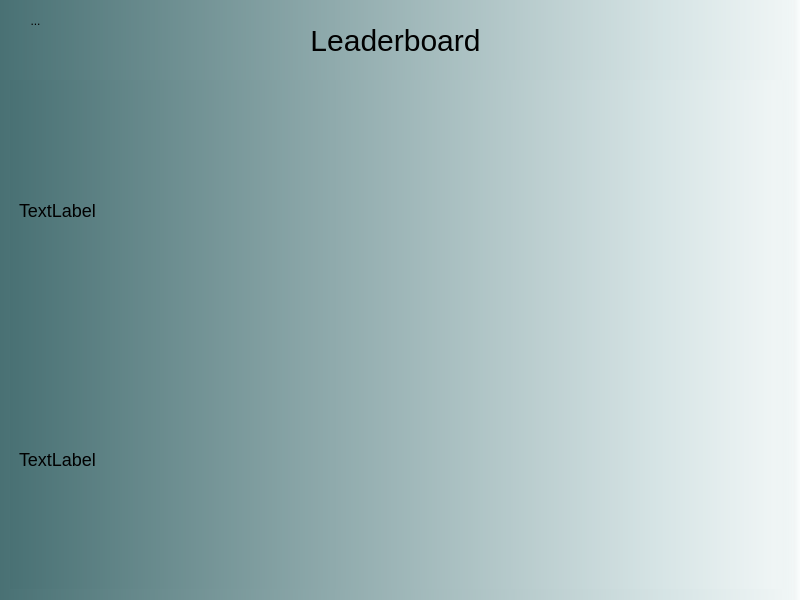
The window that launcher/ui/leaderboard.ui (domestic-animal/Domestic-Animal) describes before a commit, drawn with Qt 5.
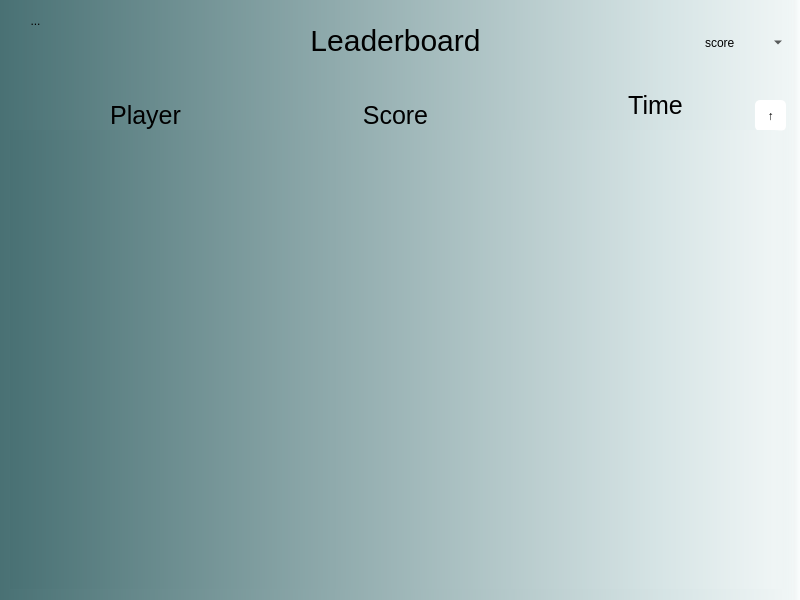
The same window after the commit.

Patch:
```diff
--- a/launcher/ui/leaderboard.ui
+++ b/launcher/ui/leaderboard.ui
@@ -45,9 +45,9 @@
     <property name="geometry">
      <rect>
       <x>9</x>
-      <y>79</y>
+      <y>129</y>
       <width>781</width>
-      <height>511</height>
+      <height>461</height>
      </rect>
     </property>
     <property name="styleSheet">
@@ -65,37 +65,10 @@
        <x>0</x>
        <y>0</y>
        <width>779</width>
-       <height>509</height>
+       <height>459</height>
       </rect>
      </property>
-     <layout class="QGridLayout" name="gridLayout">
-      <item row="1" column="0">
-       <widget class="QLabel" name="label_4">
-        <property name="minimumSize">
-         <size>
-          <width>0</width>
-          <height>200</height>
-         </size>
-        </property>
-        <property name="text">
-         <string>TextLabel</string>
-        </property>
-       </widget>
-      </item>
-      <item row="0" column="0">
-       <widget class="QLabel" name="label_2">
-        <property name="minimumSize">
-         <size>
-          <width>0</width>
-          <height>200</height>
-         </size>
-        </property>
-        <property name="text">
-         <string>TextLabel</string>
-        </property>
-       </widget>
-      </item>
-     </layout>
+     <layout class="QGridLayout" name="gridLayout"/>
     </widget>
    </widget>
    <widget class="QFrame" name="frame">
@@ -117,6 +90,10 @@
 }
 QToolButton{
 border-radius: 5px;
+}
+QComboBox{
+border : 0;
+background: transparent;
 }</string>
     </property>
     <property name="frameShape">
@@ -141,6 +118,110 @@
       <string>...</string>
      </property>
     </widget>
+    <widget class="QLabel" name="label_6">
+     <property name="geometry">
+      <rect>
+       <x>100</x>
+       <y>100</y>
+       <width>91</width>
+       <height>31</height>
+      </rect>
+     </property>
+     <property name="styleSheet">
+      <string notr="true">font-size:25px;</string>
+     </property>
+     <property name="text">
+      <string>Player</string>
+     </property>
+     <property name="alignment">
+      <set>Qt::AlignCenter</set>
+     </property>
+    </widget>
+    <widget class="QLabel" name="label_7">
+     <property name="geometry">
+      <rect>
+       <x>350</x>
+       <y>100</y>
+       <width>91</width>
+       <height>31</height>
+      </rect>
+     </property>
+     <property name="styleSheet">
+      <string notr="true">font-size:25px;</string>
+     </property>
+     <property name="text">
+      <string>Score</string>
+     </property>
+     <property name="alignment">
+      <set>Qt::AlignCenter</set>
+     </property>
+    </widget>
+    <widget class="QLabel" name="label_8">
+     <property name="geometry">
+      <rect>
+       <x>610</x>
+       <y>90</y>
+       <width>91</width>
+       <height>31</height>
+      </rect>
+     </property>
+     <property name="styleSheet">
+      <string notr="true">font-size:25px;</string>
+     </property>
+     <property name="text">
+      <string>Time</string>
+     </property>
+     <property name="alignment">
+      <set>Qt::AlignCenter</set>
+     </property>
+    </widget>
+    <widget class="QToolButton" name="bt_order">
+     <property name="geometry">
+      <rect>
+       <x>755</x>
+       <y>100</y>
+       <width>31</width>
+       <height>31</height>
+      </rect>
+     </property>
+     <property name="styleSheet">
+      <string notr="true">QToolButton{
+background-color: white;
+}
+QToolButton::hover{
+background-color: rgba(73, 113, 116, 255);
+}
+QToolButton::pressed{
+background-color: black;
+}</string>
+     </property>
+     <property name="text">
+      <string>↑</string>
+     </property>
+    </widget>
+    <widget class="QComboBox" name="combo">
+     <property name="geometry">
+      <rect>
+       <x>700</x>
+       <y>30</y>
+       <width>86</width>
+       <height>25</height>
+      </rect>
+     </property>
+     <property name="styleSheet">
+      <string notr="true"/>
+     </property>
+     <item>
+      <property name="text">
+       <string>score</string>
+      </property>
+     </item>
+     <item>
+      <property name="text">
+       <string>time</string>
+      </property>
+     </item>
+    </widget>
    </widget>
    <zorder>frame</zorder>
    <zorder>label</zorder>
```
